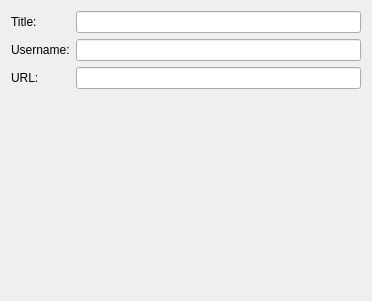
Before: the Qt Designer form src/gui/EditEntryWidgetMain.ui in danilovsergei/keepassx-gdrive, drawn with Qt 5.
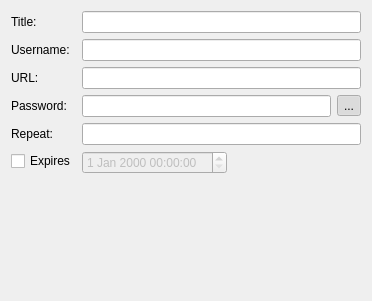
After: the same form once the commit is applied.

Commit message: Make password and expiry information editable in EditEntryWidget.

What changed in the file:
```diff
--- a/src/gui/EditEntryWidgetMain.ui
+++ b/src/gui/EditEntryWidgetMain.ui
@@ -10,10 +10,10 @@
     <height>301</height>
    </rect>
   </property>
-  <property name="windowTitle">
-   <string>Form</string>
-  </property>
   <layout class="QFormLayout" name="formLayout">
+   <property name="fieldGrowthPolicy">
+    <enum>QFormLayout::ExpandingFieldsGrow</enum>
+   </property>
    <item row="0" column="0">
     <widget class="QLabel" name="titleLabel">
      <property name="text">
@@ -34,9 +34,6 @@
    <item row="1" column="1">
     <widget class="QLineEdit" name="usernameEdit"/>
    </item>
-   <item row="2" column="1">
-    <widget class="QLineEdit" name="urlEdit"/>
-   </item>
    <item row="2" column="0">
     <widget class="QLabel" name="urlLabel">
      <property name="text">
@@ -44,6 +41,68 @@
      </property>
     </widget>
    </item>
+   <item row="2" column="1">
+    <widget class="QLineEdit" name="urlEdit"/>
+   </item>
+   <item row="3" column="0">
+    <widget class="QLabel" name="passwordLabel">
+     <property name="text">
+      <string>Password:</string>
+     </property>
+    </widget>
+   </item>
+   <item row="4" column="0">
+    <widget class="QLabel" name="passwordRepeatLabel">
+     <property name="text">
+      <string>Repeat:</string>
+     </property>
+    </widget>
+   </item>
+   <item row="4" column="1">
+    <widget class="QLineEdit" name="passwordRepeatEdit">
+     <property name="echoMode">
+      <enum>QLineEdit::Password</enum>
+     </property>
+    </widget>
+   </item>
+   <item row="5" column="0">
+    <widget class="QCheckBox" name="expireCheck">
+     <property name="text">
+      <string>Expires</string>
+     </property>
+    </widget>
+   </item>
+   <item row="5" column="1">
+    <widget class="QDateTimeEdit" name="expireDatePicker">
+     <property name="enabled">
+      <bool>false</bool>
+     </property>
+    </widget>
+   </item>
+   <item row="3" column="1">
+    <layout class="QHBoxLayout" name="horizontalLayout">
+     <item>
+      <widget class="QLineEdit" name="passwordEdit">
+       <property name="echoMode">
+        <enum>QLineEdit::Password</enum>
+       </property>
+      </widget>
+     </item>
+     <item>
+      <widget class="QToolButton" name="togglePasswordButton">
+       <property name="text">
+        <string>...</string>
+       </property>
+       <property name="checkable">
+        <bool>true</bool>
+       </property>
+       <property name="checked">
+        <bool>true</bool>
+       </property>
+      </widget>
+     </item>
+    </layout>
+   </item>
   </layout>
  </widget>
  <resources/>
```
The commit also changes 2 other files.
